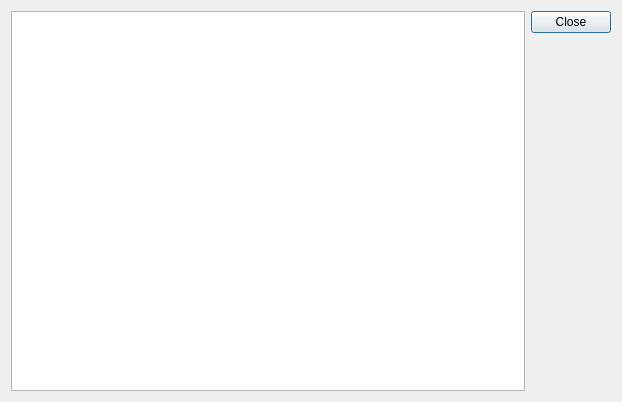
Above: admin/logdialog.ui from toptan/paso before the change. Below: the same form after it.
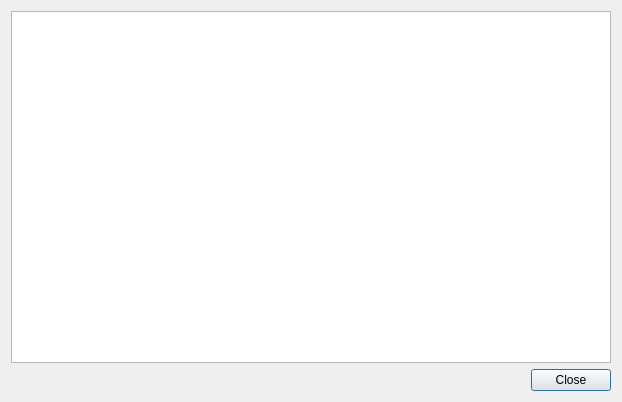
That is the form after the change.

Commit message: Fixed import progress dialog

```diff
--- a/admin/logdialog.ui
+++ b/admin/logdialog.ui
@@ -13,7 +13,7 @@
   <property name="windowTitle">
    <string>Dialog</string>
   </property>
-  <layout class="QHBoxLayout" name="horizontalLayout">
+  <layout class="QVBoxLayout" name="verticalLayout">
    <item>
     <widget class="QPlainTextEdit" name="messages">
      <property name="readOnly">
@@ -24,7 +24,7 @@
    <item>
     <widget class="QDialogButtonBox" name="buttonBox">
      <property name="orientation">
-      <enum>Qt::Vertical</enum>
+      <enum>Qt::Horizontal</enum>
      </property>
      <property name="standardButtons">
       <set>QDialogButtonBox::Close</set>
```
The commit also changes 6 other files.
